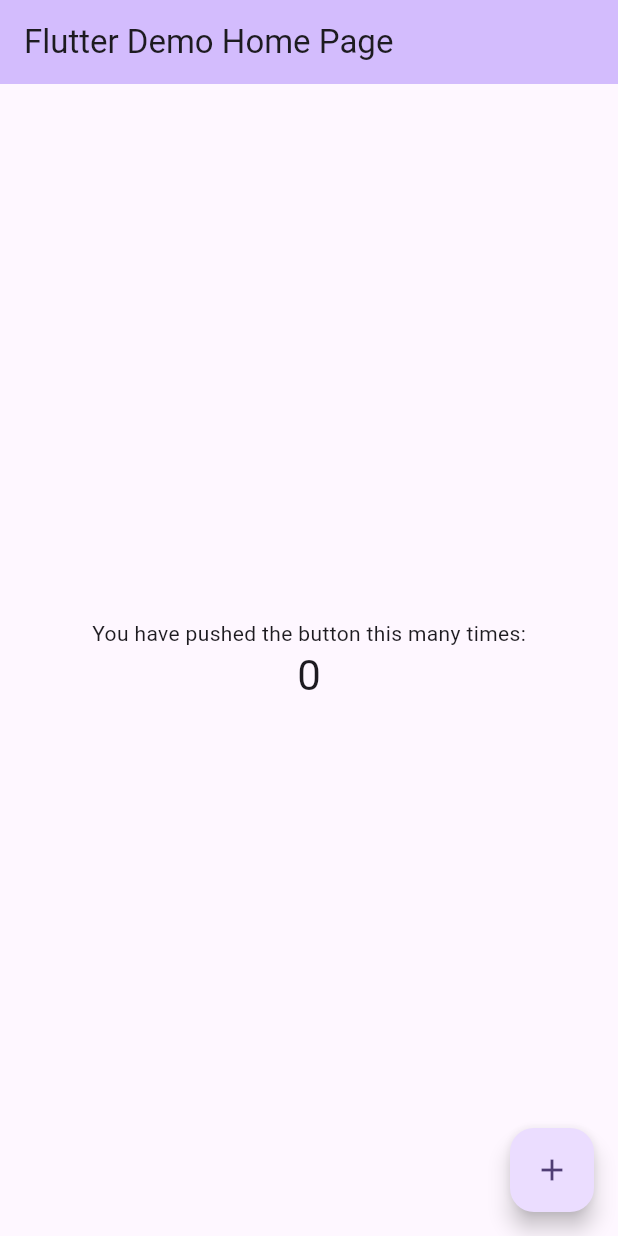
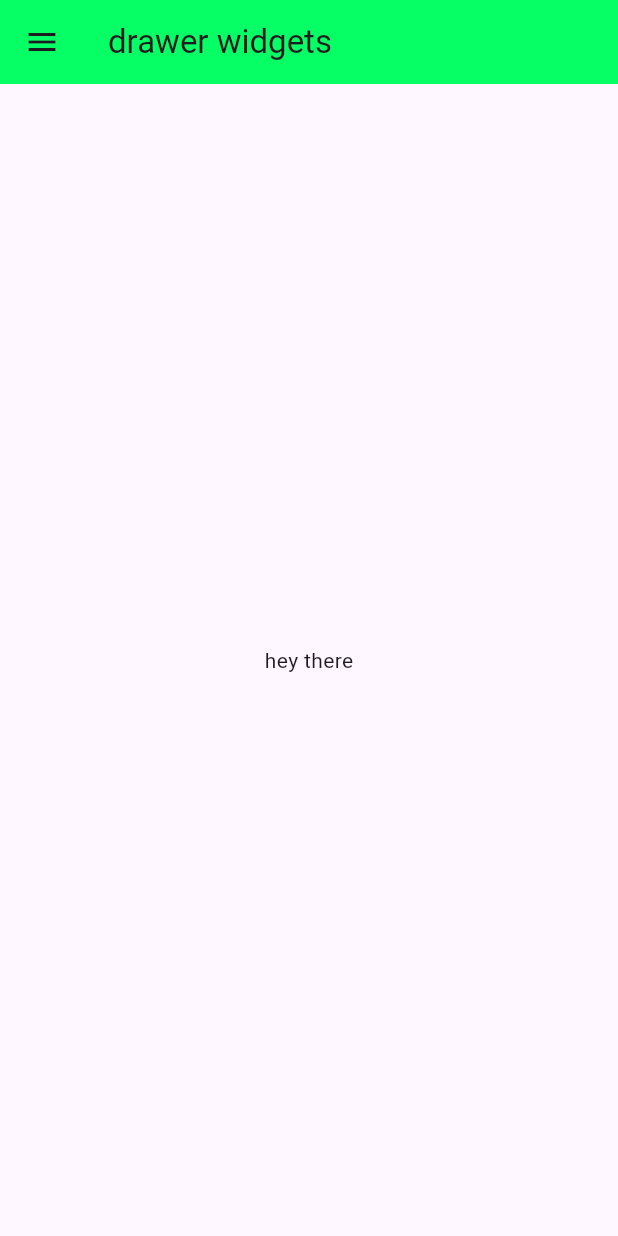
Before and after one commit to Tejastarle/flutterlearn, a Flutter app: the screen it shows after launch, on a phone screen of 412 x 824 dp. Run offline on Flutter 3.47's test engine with Material 3 defaults, Android fonts, the phone set to English and light mode, and no system bars.

Commit message:
initial commit

```diff
--- a/lib/main.dart
+++ b/lib/main.dart
@@ -1,4 +1,5 @@
 import 'package:flutter/material.dart';
+import 'package:flutterlearn/widgets/drawer.dart';
 
 void main() {
   runApp(const MyApp());
@@ -30,7 +31,7 @@ class MyApp extends StatelessWidget {
         // tested with just a hot reload.
         colorScheme: ColorScheme.fromSeed(seedColor: Colors.deepPurple),
       ),
-      home: const MyHomePage(title: 'Flutter Demo Home Page'),
+      home: drawer()
     );
   }
 }
--- /dev/null
+++ b/lib/widgets/drawer.dart
@@ -0,0 +1,96 @@
+import 'package:flutter/material.dart';
+//mport 'package:helloworld/widgets/list.dart';
+
+class drawer extends StatefulWidget {
+  const drawer({Key? key}) : super(key: key);
+
+  @override
+  State<drawer> createState() => _drawerState();
+}
+
+class _drawerState extends State<drawer> {
+  @override
+  Widget build(BuildContext context) {
+    return Scaffold(
+      drawer: Drawer(
+        child: Container(
+          color: Color(0xff00ffff),
+          child: ListView(
+            children: [
+              DrawerHeader(
+                  child: Container(
+                    color: Colors.amberAccent,
+                    child: Row(
+                      children: [
+                        CircleAvatar(
+                          radius: 40,
+                          backgroundImage: NetworkImage(
+                              'https://img.freepik.com/premium-vector/avatar-profile-icon-flat-style-male-user-profile-vector-illustration-isolated-background-man-profile-sign-business-concept_157943-38764.jpg?semt=ais_hybrid&w=740'),
+                        ),
+                        SizedBox(
+                          width: 10,
+                        ),
+                        Column(
+                          crossAxisAlignment: CrossAxisAlignment.start,
+                          mainAxisAlignment: MainAxisAlignment.center,
+                          children: [
+                            Text('kjashbhcas@gmail.com'),
+                            Text('random person')
+                          ],
+                        )
+                      ],
+                    ),
+                  )),
+              ListTile(
+                leading: Icon(Icons.folder),
+                title: Text('my files'),
+              ),
+              ListTile(
+                leading: Icon(Icons.share),
+                title: Text('Add connection'),
+              ),
+              ListTile(
+                leading: Icon(Icons.upload),
+                title: Text('Add Files'),
+              ),
+              ListTile(
+                leading: Icon(Icons.delete),
+                title: Text('My Trash'),
+              ),
+              ListTile(
+                leading: Icon(Icons.recycling),
+                title: Text('My Bin'),
+              ),
+              ListTile(
+                leading: Icon(Icons.star),
+                title: Text('highlight'),
+              ),
+              ListTile(
+                leading: Icon(Icons.rate_review),
+                title: Text('Rate'),
+              ),
+              Divider(),
+              ListTile(
+                leading: Icon(Icons.login),
+                title: Text('profile'),
+              ),
+              ListTile(
+                leading: Icon(Icons.logout),
+                title: Text('logout'),
+              ),
+            ],
+          ),
+        ),
+      ),
+      appBar: AppBar(
+        title: Text('drawer widgets'),
+        backgroundColor: Color(0xff07ff66),
+      ),
+      body: Container(
+        child: Center(
+          child: Text('hey there'),
+        ),
+      ),
+    );
+  }
+}
```
